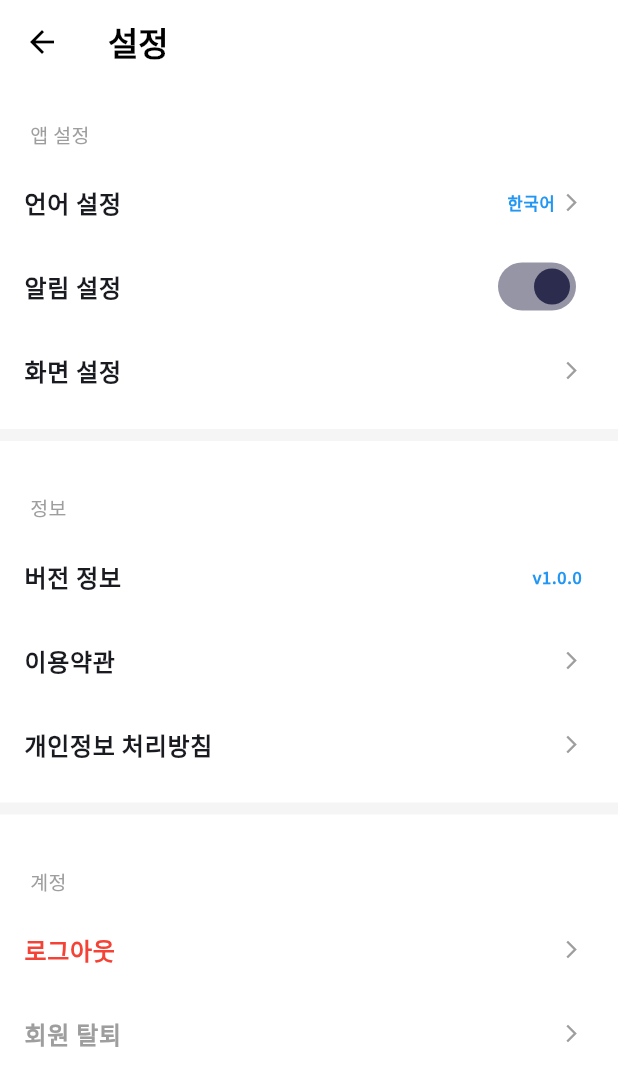
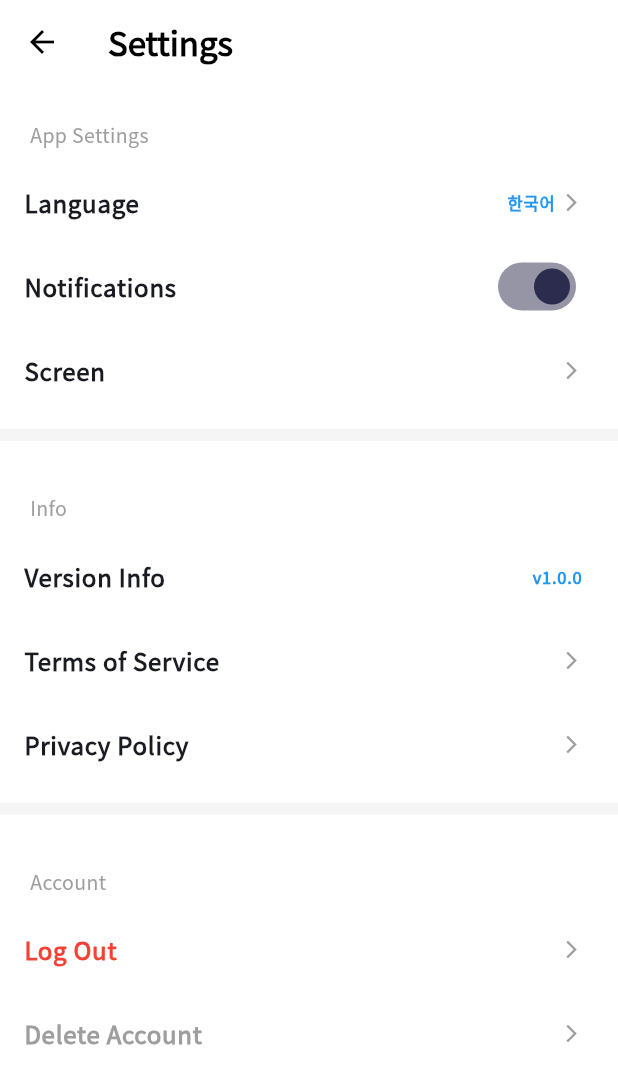
Before and after one commit to GUBBIB/CUTY, a Flutter app: the SettingsScreen screen opened directly, on a phone screen of 412 x 824 dp. Shown: the top 1086 px of the screen. Run offline on Flutter 3.47's test engine with Material 3 defaults, Android fonts, the phone set to English and light mode, and no system bars; our stand-ins replace dio, fl_chart, flutter_riverpod, flutter_secure_storage, google_fonts, shared_preferences; missing offline and left inert: window_manager; accounts and stored records are empty; network calls fail.

Commit message:
feat: Implement Randomized Messages and Localized Settings
- Home: Random Localized Messages in Speech Bubble

- Settings: Full Localization (Korean/English)

- Settings: Connect Language Selection to LocaleProvider

- Fix: AppLocalizations Import

```diff
--- a/cuty_app/lib/l10n/app_en.arb
+++ b/cuty_app/lib/l10n/app_en.arb
@@ -150,6 +150,12 @@
   "msgPointEmpty": "No point history.",
 
   "homeCheerMessage": "Cheer up today!",
+  "homeMsg01": "Keep it up today! 🔥",
+  "homeMsg02": "How is visa prep going? 🛂",
+  "homeMsg03": "Don't forget to eat well! 🍚",
+  "homeMsg04": "How about a short walk? 🌿",
+  "homeMsg05": "You can do it! No worries! ✨",
+  "homeMsg06": "Good things will happen! 🍀",
   "msgFortuneAlreadyOpened": "You already opened today's cookie!",
   "msgDevFortuneReset": "Dev: Fortune reset",
   "titleFortuneCookie": "Today's Fortune",
@@ -239,6 +245,23 @@
   "labelAnonymous": "Anonymous",
   "priceFree": "Free",
   "menuSettings": "Settings",
+  "settingsTitle": "Settings",
+  "appSettingsSection": "App Settings",
+  "languageSetting": "Language",
+  "notificationSetting": "Notifications",
+  "screenSetting": "Screen",
+  "infoSection": "Info",
+  "versionInfo": "Version Info",
+  "termsOfService": "Terms of Service",
+  "privacyPolicy": "Privacy Policy",
+  "accountSection": "Account",
+  "logout": "Log Out",
+  "deleteAccount": "Delete Account",
+  "logoutDialogTitle": "Log Out",
+  "logoutDialogContent": "Do you want to log out?",
+  "deleteAccountDialogTitle": "Delete Account",
+  "deleteAccountDialogContent": "Are you sure you want to delete your account?\nAll data will be lost.",
+  "delete": "Delete",
   "stepProposal": "Proposal",
   "stepApplication": "Application",
   "stepPreliminary": "Preliminary",
--- a/cuty_app/lib/l10n/gen/app_localizations.dart
+++ b/cuty_app/lib/l10n/gen/app_localizations.dart
@@ -548,23 +548,119 @@ abstract class AppLocalizations {
   /// **'커뮤니티 활동'**
   String get menuCommunityActivity;
 
-  /// No description provided for @sectionAppSettings.
+  /// No description provided for @settingsTitle.
+  ///
+  /// In ko, this message translates to:
+  /// **'설정'**
+  String get settingsTitle;
+
+  /// No description provided for @appSettingsSection.
   ///
   /// In ko, this message translates to:
   /// **'앱 설정'**
-  String get sectionAppSettings;
-
-  /// No description provided for @settingNotification.
+  String get appSettingsSection;
+
+  /// No description provided for @languageSetting.
+  ///
+  /// In ko, this message translates to:
+  /// **'언어 설정'**
+  String get languageSetting;
+
+  /// No description provided for @notificationSetting.
   ///
   /// In ko, this message translates to:
   /// **'알림 설정'**
-  String get settingNotification;
-
-  /// No description provided for @settingDisplay.
+  String get notificationSetting;
+
+  /// No description provided for @screenSetting.
   ///
   /// In ko, this message translates to:
   /// **'화면 설정'**
-  String get settingDisplay;
+  String get screenSetting;
+
+  /// No description provided for @infoSection.
+  ///
+  /// In ko, this message translates to:
+  /// **'정보'**
+  String get infoSection;
+
+  /// No description provided for @versionInfo.
+  ///
+  /// In ko, this message translates to:
+  /// **'버전 정보'**
+  String get versionInfo;
+
+  /// No description provided for @termsOfService.
+  ///
+  /// In ko, this message translates to:
+  /// **'이용약관'**
+  String get termsOfService;
+
+  /// No description provided for @privacyPolicy.
+  ///
+  /// In ko, this message translates to:
+  /// **'개인정보 처리방침'**
+  String get privacyPolicy;
+
+  /// No description provided for @accountSection.
+  ///
+  /// In ko, this message translates to:
+  /// **'계정'**
+  String get accountSection;
+
+  /// No description provided for @logout.
+  ///
+  /// In ko, this message translates to:
+  /// **'로그아웃'**
+  String get logout;
+
+  /// No description provided for @deleteAccount.
+  ///
+  /// In ko, this message translates to:
+  /// **'회원 탈퇴'**
+  String get deleteAccount;
+
+  /// No description provided for @logoutDialogTitle.
+  ///
+  /// In ko, this message translates to:
+  /// **'로그아웃'**
+  String get logoutDialogTitle;
+
+  /// No description provided for @logoutDialogContent.
+  ///
+  /// In ko, this message translates to:
+  /// **'로그아웃 하시겠습니까?'**
+  String get logoutDialogContent;
+
+  /// No description provided for @deleteAccountDialogTitle.
+  ///
+  /// In ko, this message translates to:
+  /// **'회원 탈퇴'**
+  String get deleteAccountDialogTitle;
+
+  /// No description provided for @deleteAccountDialogContent.
+  ///
+  /// In ko, this message translates to:
+  /// **'정말로 탈퇴하시겠습니까?\n모든 데이터가 삭제됩니다.'**
+  String get deleteAccountDialogContent;
+
+  /// No description provided for @cancel.
+  ///
+  /// In ko, this message translates to:
+  /// **'취소'**
+  String get cancel;
+
+  /// No description provided for @confirm.
+  ///
+  /// In ko, this message translates to:
+  /// **'확인'**
+  String get confirm;
+
+  /// No description provided for @delete.
+  ///
+  /// In ko, this message translates to:
+  /// **'탈퇴'**
+  String get delete;
 
   /// No description provided for @displayThemeTitle.
   ///
@@ -590,12 +686,6 @@ abstract class AppLocalizations {
   /// **'다크 모드'**
   String get displayThemeDark;
 
-  /// No description provided for @sectionInfo.
-  ///
-  /// In ko, this message translates to:
-  /// **'정보'**
-  String get sectionInfo;
-
   /// No description provided for @menuVersion.
   ///
   /// In ko, this message translates to:
@@ -899,8 +989,44 @@ abstract class AppLocalizations {
   /// No description provided for @homeCheerMessage.
   ///
   /// In ko, this message translates to:
-  /// **'오늘도 힘내세요!'**
+  /// **'오늘도 화이팅!'**
   String get homeCheerMessage;
+
+  /// No description provided for @homeMsg01.
+  ///
+  /// In ko, this message translates to:
+  /// **'오늘도 파이팅! 🔥'**
+  String get homeMsg01;
+
+  /// No description provided for @homeMsg02.
+  ///
+  /// In ko, this message translates to:
+  /// **'비자 준비는 잘 돼가? 🛂'**
+  String get homeMsg02;
+
+  /// No description provided for @homeMsg03.
+  ///
+  /// In ko, this message translates to:
+  /// **'맛있는 거 챙겨 먹어! 밥심! 🍚'**
+  String get homeMsg03;
+
+  /// No description provided for @homeMsg04.
+  ///
+  /// In ko, this message translates to:
+  /// **'잠깐 산책이라도 어때? 🌿'**
+  String get homeMsg04;
+
+  /// No description provided for @homeMsg05.
+  ///
+  /// In ko, this message translates to:
+  /// **'넌 할 수 있어! 걱정 마! ✨'**
+  String get homeMsg05;
+
+  /// No description provided for @homeMsg06.
+  ///
+  /// In ko, this message translates to:
+  /// **'좋은 일이 생길 거야! 🍀'**
+  String get homeMsg06;
 
   /// No description provided for @msgFortuneAlreadyOpened.
   ///
--- a/cuty_app/lib/l10n/gen/app_localizations_en.dart
+++ b/cuty_app/lib/l10n/gen/app_localizations_en.dart
@@ -241,13 +241,62 @@ class AppLocalizationsEn extends AppLocalizations {
   String get menuCommunityActivity => 'Community Activity';
 
   @override
-  String get sectionAppSettings => 'App Settings';
-
-  @override
-  String get settingNotification => 'Notifications';
-
-  @override
-  String get settingDisplay => 'Display Settings';
+  String get settingsTitle => 'Settings';
+
+  @override
+  String get appSettingsSection => 'App Settings';
+
+  @override
+  String get languageSetting => 'Language';
+
+  @override
+  String get notificationSetting => 'Notifications';
+
+  @override
+  String get screenSetting => 'Screen';
+
+  @override
+  String get infoSection => 'Info';
+
+  @override
+  String get versionInfo => 'Version Info';
+
+  @override
+  String get termsOfService => 'Terms of Service';
+
+  @override
+  String get privacyPolicy => 'Privacy Policy';
+
+  @override
+  String get accountSection => 'Account';
+
+  @override
+  String get logout => 'Log Out';
+
+  @override
+  String get deleteAccount => 'Delete Account';
+
+  @override
+  String get logoutDialogTitle => 'Log Out';
+
+  @override
+  String get logoutDialogContent => 'Do you want to log out?';
+
+  @override
+  String get deleteAccountDialogTitle => 'Delete Account';
+
+  @override
+  String get deleteAccountDialogContent =>
+      'Are you sure you want to delete your account?\nAll data will be lost.';
+
+  @override
+  String get cancel => '취소';
+
+  @override
+  String get confirm => '확인';
+
+  @override
+  String get delete => 'Delete';
 
   @override
   String get displayThemeTitle => 'Display Theme';
@@ -262,9 +311,6 @@ class AppLocalizationsEn extends AppLocalizations {
   String get displayThemeDark => 'Dark Mode';
 
   @override
-  String get sectionInfo => 'Info';
-
-  @override
   String get menuVersion => 'Version Info';
 
   @override
@@ -416,6 +462,24 @@ class AppLocalizationsEn extends AppLocalizations {
 
   @override
   String get homeCheerMessage => 'Cheer up today!';
+
+  @override
+  String get homeMsg01 => 'Keep it up today! 🔥';
+
+  @override
+  String get homeMsg02 => 'How is visa prep going? 🛂';
+
+  @override
+  String get homeMsg03 => 'Don\'t forget to eat well! 🍚';
+
+  @override
+  String get homeMsg04 => 'How about a short walk? 🌿';
+
+  @override
+  String get homeMsg05 => 'You can do it! No worries! ✨';
+
+  @override
+  String get homeMsg06 => 'Good things will happen! 🍀';
 
   @override
   String get msgFortuneAlreadyOpened => 'You already opened today\'s cookie!';
--- a/cuty_app/lib/screens/home/home_screen.dart
+++ b/cuty_app/lib/screens/home/home_screen.dart
@@ -12,6 +12,8 @@ import 'widgets/character_section.dart';
 import 'widgets/popular_posts_preview.dart';
 import '../schedule/schedule_screen.dart';
 import 'widgets/fortune_cookie_widget.dart';
+
+import '../../../providers/message_provider.dart'; // [Added]
 
 class HomeScreen extends ConsumerStatefulWidget {
   const HomeScreen({super.key});
@@ -60,6 +62,7 @@ class _HomeScreenState extends ConsumerState<HomeScreen> {
           onRefresh: () async {
             await ref.read(homeViewModelProvider.notifier).refresh();
             ref.read(characterProvider.notifier).pickRandomCharacter();
+            ref.read(messageProvider.notifier).pickRandomIndex();
           },
           child: CustomScrollView(
             physics: const AlwaysScrollableScrollPhysics(),
--- a/cuty_app/lib/screens/home/widgets/speech_bubble_widget.dart
+++ b/cuty_app/lib/screens/home/widgets/speech_bubble_widget.dart
@@ -2,12 +2,12 @@ import 'package:flutter/material.dart';
 import 'package:google_fonts/google_fonts.dart';
 
 class SpeechBubbleWidget extends StatelessWidget {
-  final String message;
+  final String? message;
   final VoidCallback? onTap;
 
   const SpeechBubbleWidget({
     super.key,
-    required this.message,
+    this.message,
     this.onTap,
   });
 
@@ -33,7 +33,7 @@ class SpeechBubbleWidget extends StatelessWidget {
           ],
         ),
         child: Text(
-          message,
+          message ?? "오늘도 파이팅!",
           style: GoogleFonts.notoSansKr(
             fontSize: 15,
             fontWeight: FontWeight.bold,
--- a/cuty_app/lib/screens/my/settings_screen.dart
+++ b/cuty_app/lib/screens/my/settings_screen.dart
@@ -5,6 +5,9 @@ import '../../providers/user_provider.dart';
 import '../../providers/fortune_provider.dart';
 import '../../main.dart'; // RestartWidget
 import 'sub_screens/terms_detail_screen.dart';
+import '../../l10n/gen/app_localizations.dart'; // [Added]
+
+import '../../providers/locale_provider.dart'; // [Added]
 
 class SettingsScreen extends ConsumerStatefulWidget {
   const SettingsScreen({super.key});
@@ -14,7 +17,7 @@ class SettingsScreen extends ConsumerStatefulWidget {
 }
 
 class _SettingsScreenState extends ConsumerState<SettingsScreen> {
-  bool _isNotificationOn = true; // 알림 토글 상태
+  bool _isNotificationOn = true;
 
   // 초기화 및 재시작 로직
   Future<void> _performReset(BuildContext context) async {
@@ -36,104 +39,164 @@ class _SettingsScreenState extends ConsumerState<SettingsScreen> {
     );
   }
 
+  void _showLanguagePicker(BuildContext context) {
+    showModalBottomSheet(
+      context: context,
+      shape: const RoundedRectangleBorder(
+        borderRadius: BorderRadius.vertical(top: Radius.circular(20)),
+      ),
+      builder: (ctx) {
+        return Container(
+          padding: const EdgeInsets.symmetric(vertical: 20),
+          child: Column(
+            mainAxisSize: MainAxisSize.min,
+            children: [
+              const Padding(
+                padding: EdgeInsets.only(bottom: 16),
+                child: Text('언어 선택 / Choose Language', style: TextStyle(fontSize: 18, fontWeight: FontWeight.bold)),
+              ),
+              ListTile(
+                leading: const Text('🇰🇷', style: TextStyle(fontSize: 24)),
+                title: const Text('한국어'),
+                onTap: () {
+                  ref.read(localeProvider.notifier).setLocale(const Locale('ko'));
+                  Navigator.pop(ctx);
+                },
+              ),
+              ListTile(
+                leading: const Text('🇺🇸', style: TextStyle(fontSize: 24)),
+                title: const Text('English'),
+                onTap: () {
+                  ref.read(localeProvider.notifier).setLocale(const Locale('en'));
+                  Navigator.pop(ctx);
+                },
+              ),
+              const SizedBox(height: 20),
+            ],
+          ),
+        );
+      },
+    );
+  }
+
   @override
   Widget build(BuildContext context) {
+    final currentLocale = ref.watch(localeProvider);
+    final String languageText = (currentLocale?.languageCode == 'en') ? 'English' : '한국어';
+    final l10n = AppLocalizations.of(context)!; // [Added]
+
     return Scaffold(
       backgroundColor: Colors.white,
       appBar: AppBar(
-        title: const Text('설정', style: TextStyle(color: Colors.black, fontWeight: FontWeight.bold)),
+        title: Text(l10n.settingsTitle, style: const TextStyle(color: Colors.black, fontWeight: FontWeight.bold)), // [Updated]
         backgroundColor: Colors.white,
         elevation: 0,
         iconTheme: const IconThemeData(color: Colors.black),
       ),
       body: ListView(
         children: [
-          _buildSectionHeader('앱 설정'),
+          _buildSectionHeader(l10n.appSettingsSection), // [Updated]
           ListTile(
-            title: const Text('언어 설정'),
+            title: Text(l10n.languageSetting), // [Updated]
             trailing: SizedBox(
-              width: 80,
+              width: 100,
               child: Row(
                 mainAxisAlignment: MainAxisAlignment.end,
-                children: const [
-                  Text('한국어', style: TextStyle(color: Colors.blue, fontWeight: FontWeight.w600)),
-                  SizedBox(width: 4),
-                  Icon(Icons.arrow_forward_ios, size: 14, color: Colors.grey),
+                children: [
+                  Text(languageText, style: const TextStyle(color: Colors.blue, fontWeight: FontWeight.w600)),
+                  const SizedBox(width: 4),
+                  const Icon(Icons.arrow_forward_ios, size: 14, color: Colors.grey),
                 ],
               ),
             ),
-            onTap: () {}, // 언어 변경 기능 추후 구현
+            onTap: () => _showLanguagePicker(context),
           ),
           ListTile(
-            title: const Text('알림 설정'),
+            title: Text(l10n.notificationSetting), // [Updated]
             trailing: Switch(
               value: _isNotificationOn,
-              activeColor: const Color(0xFF2C2C4E), // 스크린샷의 짙은 남색
+              activeColor: const Color(0xFF2C2C4E),
               onChanged: (value) {
                 setState(() => _isNotificationOn = value);
               },
             ),
           ),
           ListTile(
-            title: const Text('화면 설정'),
+            title: Text(l10n.screenSetting), // [Updated]
             trailing: const Icon(Icons.arrow_forward_ios, size: 14, color: Colors.grey),
             onTap: () {},
           ),
 
-          const Divider(height: 30, thickness: 8, color: Color(0xFFF5F5F5)), // 섹션 구분선
+          const Divider(height: 30, thickness: 8, color: Color(0xFFF5F5F5)),
 
-          _buildSectionHeader('정보'),
+          _buildSectionHeader(l10n.infoSection), // [Updated]
           ListTile(
-            title: const Text('버전 정보'),
+            title: Text(l10n.versionInfo), // [Updated]
             trailing: const Text('v1.0.0', style: TextStyle(color: Colors.blue, fontWeight: FontWeight.w600)),
           ),
           ListTile(
-            title: const Text('이용약관'),
+            title: Text(l10n.termsOfService), // [Updated]
             trailing: const Icon(Icons.arrow_forward_ios, size: 14, color: Colors.grey),
             onTap: () => Navigator.push(context, MaterialPageRoute(
-              builder: (ctx) => const TermsDetailScreen(title: '이용약관', content: CutyTermsData.termsOfService))),
+              builder: (ctx) => TermsDetailScreen(
+                title: l10n.termsOfService, // [Updated]
+                content: CutyTermsData.termsOfService
+              ))), // [Updated]
           ),
           ListTile(
-            title: const Text('개인정보 처리방침'),
+            title: Text(l10n.privacyPolicy), // [Updated]
             trailing: const Icon(Icons.arrow_forward_ios, size: 14, color: Colors.grey),
             onTap: () => Navigator.push(context, MaterialPageRoute(
-              builder: (ctx) => const TermsDetailScreen(title: '개인정보 처리방침', content: CutyTermsData.privacyPolicy))),
+              builder: (ctx) => TermsDetailScreen(
+                title: l10n.privacyPolicy, // [Updated]
+                content: CutyTermsData.privacyPolicy
+              ))), // [Updated]
           ),
 
           const Divider(height: 30, thickness: 8, color: Color(0xFFF5F5F5)),
 
-          _buildSectionHeader('계정'),
+          _buildSectionHeader(l10n.accountSection), // [Updated]
           ListTile(
-            title: const Text('로그아웃', style: TextStyle(color: Colors.red, fontWeight: FontWeight.w600)),
+            title: Text(l10n.logout, style: const TextStyle(color: Colors.red, fontWeight: FontWeight.w600)), // [Updated]
             trailing: const Icon(Icons.arrow_forward_ios, size: 14, color: Colors.grey),
             onTap: () {
               showDialog(
                 context: context,
                 builder: (ctx) => AlertDialog(
-                  title: const Text('로그아웃'),
-                  content: const Text('로그아웃 하시겠습니까?'),
+                  title: Text(l10n.logoutDialogTitle), // [Updated]
+                  content: Text(l10n.logoutDialogContent), // [Updated]
                   actions: [
-                    TextButton(onPressed: () => Navigator.pop(ctx), child: const Text('취소')),
-                    TextButton(onPressed: () { Navigator.pop(ctx); _performReset(context); },
-                      child: const Text('확인', style: TextStyle(color: Colors.red))),
+                    TextButton(onPressed: () => Navigator.pop(ctx), child: Text(l10n.cancel)), // [Updated]
+                    TextButton(
+                      onPressed: () {
+                        Navigator.pop(ctx);
+                        _performReset(context);
+                      },
+                      child: Text(l10n.confirm, style: const TextStyle(color: Colors.red)), // [Updated]
+                    ),
                   ],
                 ),
               );
             },
           ),
           ListTile(
-            title: const Text('회원 탈퇴', style: TextStyle(color: Colors.grey)),
+            title: Text(l10n.deleteAccount, style: const TextStyle(color: Colors.grey)), // [Updated]
             trailing: const Icon(Icons.arrow_forward_ios, size: 14, color: Colors.grey),
             onTap: () {
               showDialog(
                 context: context,
                 builder: (ctx) => AlertDialog(
-                  title: const Text('회원 탈퇴'),
-                  content: const Text('정말로 탈퇴하시겠습니까?\n모든 데이터가 삭제됩니다.'),
+                  title: Text(l10n.deleteAccountDialogTitle), // [Updated]
+                  content: Text(l10n.deleteAccountDialogContent), // [Updated]
                   actions: [
-                    TextButton(onPressed: () => Navigator.pop(ctx), child: const Text('취소')),
-                    TextButton(onPressed: () { Navigator.pop(ctx); _performReset(context); },
-                      child: const Text('탈퇴', style: TextStyle(color: Colors.red))),
+                    TextButton(onPressed: () => Navigator.pop(ctx), child: Text(l10n.cancel)), // [Updated]
+                    TextButton(
+                      onPressed: () {
+                        Navigator.pop(ctx);
+                        _performReset(context);
+                      },
+                      child: Text(l10n.delete, style: const TextStyle(color: Colors.red)), // [Updated]
+                    ),
                   ],
                 ),
               );
```
Also changed, not shown: cuty_app/lib/l10n/app_ko.arb (+26 -5 lines), cuty_app/lib/l10n/gen/app_localizations_ko.dart (+74 -11 lines), cuty_app/lib/providers/message_provider.dart (added, +18 -0 lines), cuty_app/lib/screens/home/widgets/character_section.dart (+16 -1 lines).
